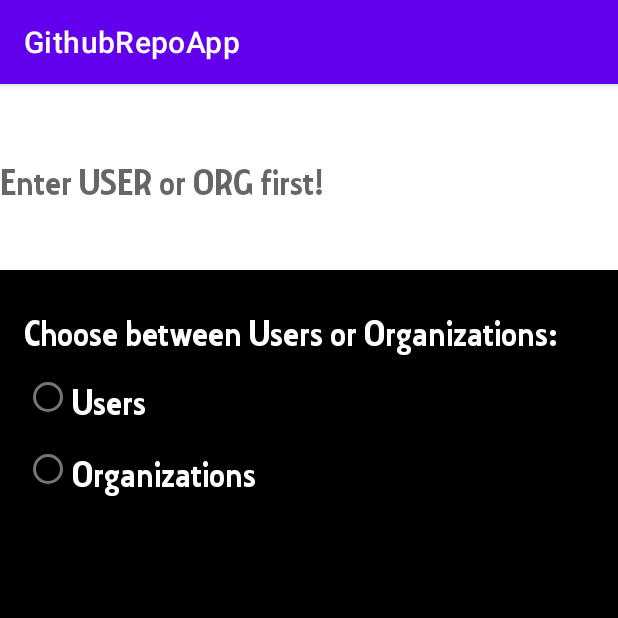
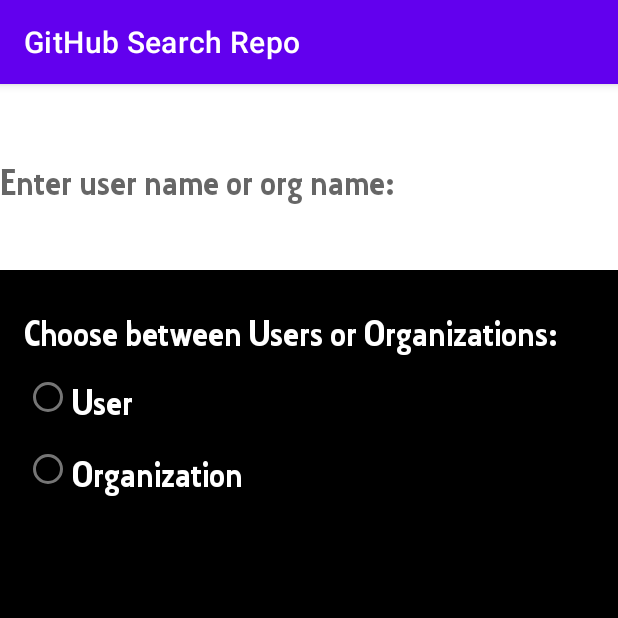
Before and after one commit to mavinii/GithubRepoApp, an Android app: the screen it shows after launch (MainActivity), on a phone screen of 412 x 824 dp, the top half of it. Run offline under Robolectric (Android 15) with nearby library versions, the phone set to English and light mode, and no system bars.

Commit message:
small changes;

```diff
--- a/app/src/main/res/values/strings.xml
+++ b/app/src/main/res/values/strings.xml
@@ -1,7 +1,11 @@
 <resources>
-    <string name="app_name">GithubRepoApp</string>
+    <string name="app_name">GitHub Search Repo</string>
+
     <string name="choose_users_orgs">Choose between Users or Organizations:</string>
-    <string name="users">Users</string>
-    <string name="organizations">Organizations</string>
-    <string name="enter_user_or_org_first">Enter USER or ORG first!</string>
+
+    <string name="users">User</string>
+
+    <string name="organizations">Organization</string>
+
+    <string name="enter_user_or_org_first">Enter user name or org name:</string>
 </resources>
```
